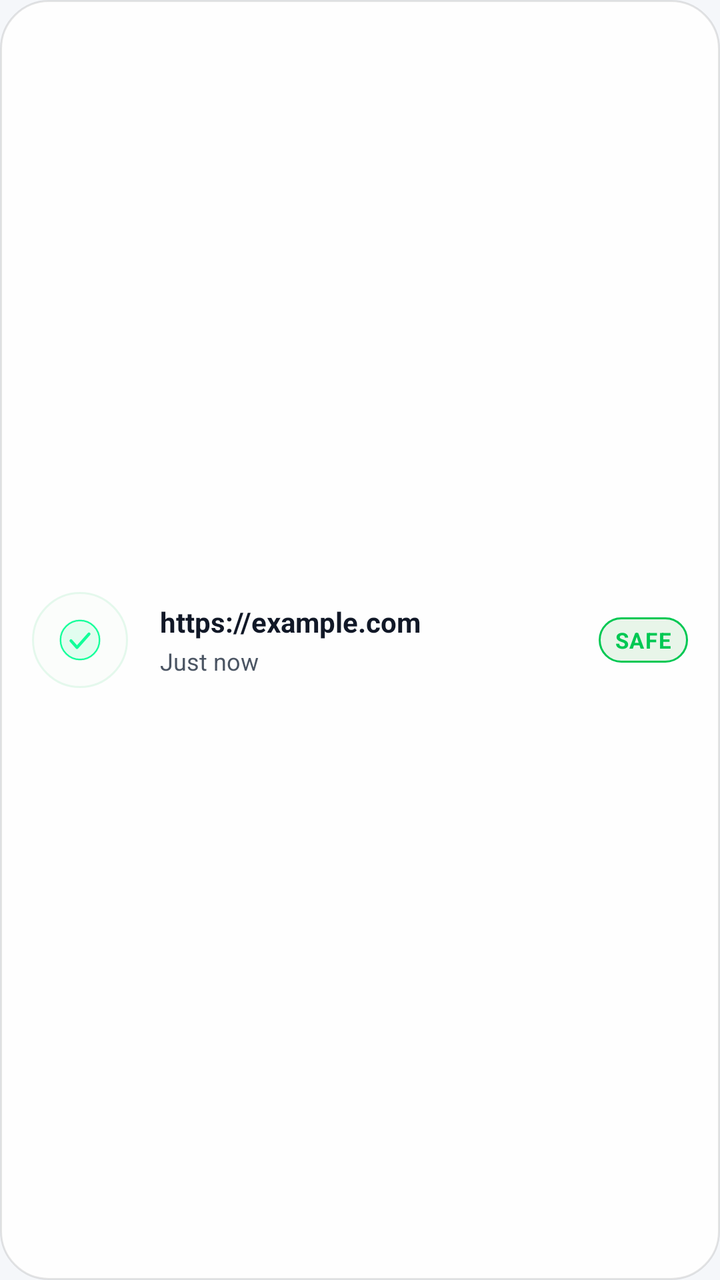
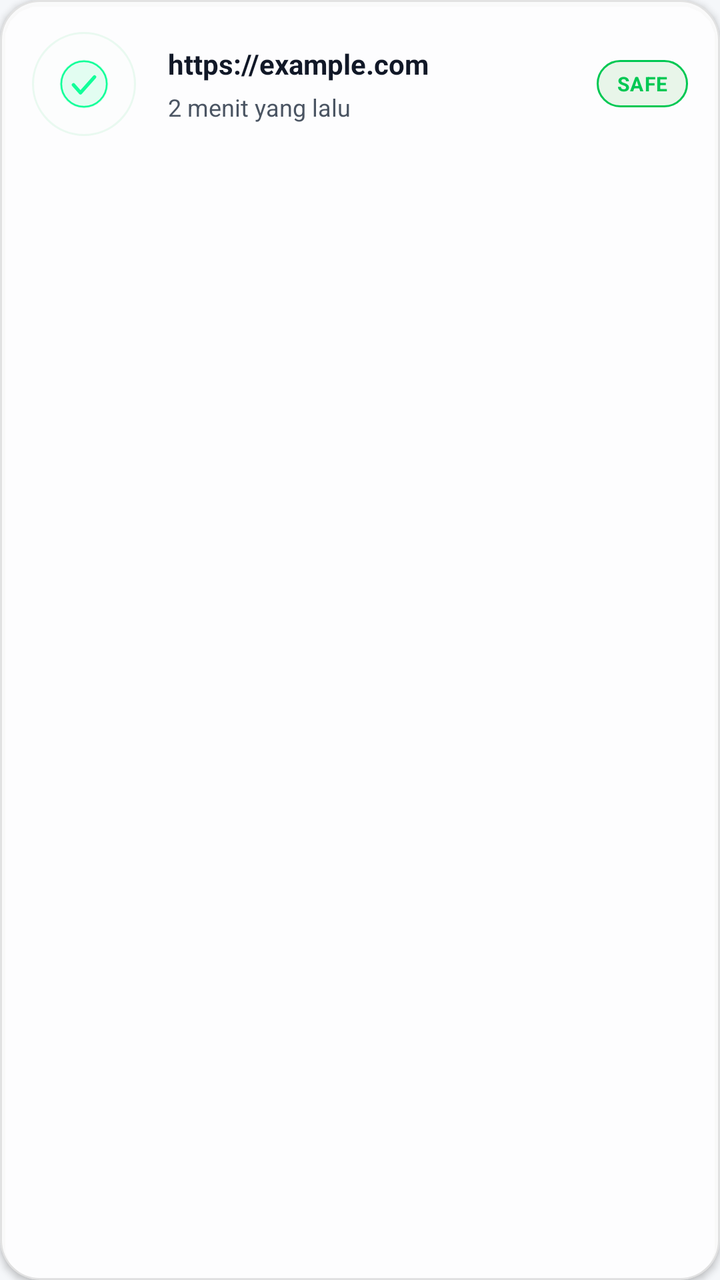

Screens rendered from an Android XML layout before and after an edit, with the pre-edit source and the edit as a unified diff.
<!-- AndroidManifest.xml: application theme Theme.SafeLink -->
<!-- res/layout/item_history.xml -->
<?xml version="1.0" encoding="utf-8"?>
<LinearLayout
    xmlns:android="http://schemas.android.com/apk/res/android"
    android:layout_width="match_parent"
    android:layout_height="wrap_content"
    android:orientation="horizontal"
    android:background="@drawable/bg_glass_card"
    android:layout_marginBottom="12dp"
    android:gravity="center_vertical"
    android:padding="16dp"
    android:clickable="true"
    android:focusable="true">

    <FrameLayout
        android:layout_width="48dp"
        android:layout_height="48dp"
        android:layout_marginEnd="16dp">
        <View
            android:id="@+id/view_status_dot"
            android:layout_width="match_parent"
            android:layout_height="match_parent"
            android:alpha="0.1"
            android:background="@drawable/bg_badge_safe" />
        <ImageView
            android:id="@+id/iv_favicon"
            android:layout_width="24dp"
            android:layout_height="24dp"
            android:src="@drawable/ic_status_safe"
            android:layout_gravity="center" />
    </FrameLayout>

    <LinearLayout
        android:layout_width="0dp"
        android:layout_height="wrap_content"
        android:layout_weight="1"
        android:orientation="vertical">

        <TextView
            android:id="@+id/tv_url"
            android:layout_width="match_parent"
            android:layout_height="wrap_content"
            android:text="https://example.com"
            android:textColor="@color/ink"
            android:textSize="14sp"
            android:textStyle="bold"
            android:maxLines="1"
            android:ellipsize="middle" />

        <TextView
            android:id="@+id/tv_time"
            android:layout_width="wrap_content"
            android:layout_height="wrap_content"
            android:text="Just now"
            android:textColor="@color/charcoal"
            android:textSize="12sp"
            android:layout_marginTop="2dp" />
    </LinearLayout>

    <TextView
        android:id="@+id/tv_status"
        android:layout_width="wrap_content"
        android:layout_height="wrap_content"
        android:text="SAFE"
        android:textColor="@color/accent_green"
        android:textSize="11sp"
        android:textStyle="bold"
        android:letterSpacing="0.05"
        android:background="@drawable/bg_badge_safe"
        android:paddingStart="8dp"
        android:paddingEnd="8dp"
        android:paddingTop="4dp"
        android:paddingBottom="4dp"
        android:layout_marginStart="8dp" />

</LinearLayout>
<!-- resources referenced by this layout -->
<resources>
  <color name="accent_green">#00C853</color>
  <color name="charcoal">#4B5563</color>
  <color name="ink">#111827</color>
  <!-- drawable bg_badge_safe (drawable) -->
  <?xml version="1.0" encoding="utf-8"?>
  <shape xmlns:android="http://schemas.android.com/apk/res/android"
      android:shape="rectangle">
      <solid android:color="@color/status_safe_bg" />
      <corners android:radius="@dimen/radius_full" />
      <stroke android:width="1dp" android:color="@color/accent_green" />
  </shape>
  <!-- drawable bg_glass_card (drawable) -->
  <?xml version="1.0" encoding="utf-8"?>
  <shape xmlns:android="http://schemas.android.com/apk/res/android"
      android:shape="rectangle">
      <solid android:color="@color/surface_card" />
      <corners android:radius="24dp" />
      <stroke
          android:width="1dp"
          android:color="@color/hairline" />
  </shape>
  <!-- drawable ic_status_safe (drawable) -->
  <vector xmlns:android="http://schemas.android.com/apk/res/android"
      android:width="64dp"
      android:height="64dp"
      android:viewportWidth="64"
      android:viewportHeight="64">
  
      
      <path
          android:fillColor="#1A00FF87"
          android:pathData="M32,4 A28,28 0 1,0 32,60 A28,28 0 1,0 32,4 Z" />
  
      
      <path
          android:fillColor="#00000000"
          android:strokeColor="#11ff99"
          android:strokeWidth="2"
          android:pathData="M32,6 A26,26 0 1,0 32,58 A26,26 0 1,0 32,6 Z" />
  
      
      <path
          android:strokeColor="#11ff99"
          android:strokeWidth="4"
          android:strokeLineCap="round"
          android:strokeLineJoin="round"
          android:fillColor="#00000000"
          android:pathData="M20,33 L28,42 L44,24" />
  
  </vector>
  <style name="Theme.SafeLink" parent="Base.Theme.SafeLink" />
  <color name="status_safe_bg">#E8F5E9</color>
  <dimen name="radius_full">9999dp</dimen>
  <color name="surface_card">#E6FFFFFF</color>
  <color name="hairline">#1A000000</color>
  <style name="Base.Theme.SafeLink" parent="Theme.Material3.DayNight.NoActionBar">
          <item name="colorPrimary">@color/primary</item>
          <item name="colorOnPrimary">@color/primary_on</item>
          <item name="colorSecondary">@color/accent_green</item>
          <item name="colorSurface">@color/surface_card</item>
          <item name="colorOnSurface">@color/ink</item>
          <item name="android:statusBarColor">@color/canvas</item>
          <item name="android:navigationBarColor">@color/canvas</item>
          <item name="android:windowBackground">@color/canvas</item>
          <item name="android:fontFamily">sans-serif</item>
      </style>
  <color name="primary">#FF6D00</color>
  <color name="primary_on">#FFFFFF</color>
  <color name="canvas">#F5F7FA</color>
</resources>

<!-- the commit's change to res/layout/item_history.xml (unified diff, before → after) -->
@@ -1,75 +1,89 @@
 <?xml version="1.0" encoding="utf-8"?>
-<LinearLayout
+<com.google.android.material.card.MaterialCardView
     xmlns:android="http://schemas.android.com/apk/res/android"
+    xmlns:app="http://schemas.android.com/apk/res-auto"
     android:layout_width="match_parent"
     android:layout_height="wrap_content"
-    android:orientation="horizontal"
-    android:background="@drawable/bg_glass_card"
     android:layout_marginBottom="12dp"
-    android:gravity="center_vertical"
-    android:padding="16dp"
+    app:cardCornerRadius="20dp"
+    app:cardElevation="2dp"
+    app:strokeWidth="1dp"
+    app:strokeColor="@color/hairline"
+    app:cardBackgroundColor="@color/surface_card"
     android:clickable="true"
-    android:focusable="true">
-
-    <FrameLayout
-        android:layout_width="48dp"
-        android:layout_height="48dp"
-        android:layout_marginEnd="16dp">
-        <View
-            android:id="@+id/view_status_dot"
-            android:layout_width="match_parent"
-            android:layout_height="match_parent"
-            android:alpha="0.1"
-            android:background="@drawable/bg_badge_safe" />
-        <ImageView
-            android:id="@+id/iv_favicon"
-            android:layout_width="24dp"
-            android:layout_height="24dp"
-            android:src="@drawable/ic_status_safe"
-            android:layout_gravity="center" />
-    </FrameLayout>
+    android:focusable="true"
+    android:foreground="?attr/selectableItemBackground">
 
     <LinearLayout
-        android:layout_width="0dp"
+        android:layout_width="match_parent"
         android:layout_height="wrap_content"
-        android:layout_weight="1"
-        android:orientation="vertical">
+        android:orientation="horizontal"
+        android:gravity="center_vertical"
+        android:padding="16dp">
+
+        <FrameLayout
+            android:layout_width="52dp"
+            android:layout_height="52dp"
+            android:layout_marginEnd="16dp">
+
+            <View
+                android:id="@+id/view_status_dot"
+                android:layout_width="match_parent"
+                android:layout_height="match_parent"
+                android:alpha="0.08"
+                android:background="@drawable/bg_badge_safe" />
+
+            <ImageView
+                android:id="@+id/iv_favicon"
+                android:layout_width="28dp"
+                android:layout_height="28dp"
+                android:src="@drawable/ic_status_safe"
+                android:layout_gravity="center" />
+        </FrameLayout>
+
+        <LinearLayout
+            android:layout_width="0dp"
+            android:layout_height="wrap_content"
+            android:layout_weight="1"
+            android:orientation="vertical">
+
+            <TextView
+                android:id="@+id/tv_url"
+                android:layout_width="match_parent"
+                android:layout_height="wrap_content"
+                android:text="https://example.com"
+                android:textColor="@color/ink"
+                android:textSize="14sp"
+                android:textStyle="bold"
+                android:maxLines="1"
+                android:ellipsize="middle" />
+
+            <TextView
+                android:id="@+id/tv_time"
+                android:layout_width="wrap_content"
+                android:layout_height="wrap_content"
+                android:text="2 menit yang lalu"
+                android:textColor="@color/charcoal"
+                android:textSize="12sp"
+                android:layout_marginTop="4dp" />
+        </LinearLayout>
 
         <TextView
-            android:id="@+id/tv_url"
-            android:layout_width="match_parent"
-            android:layout_height="wrap_content"
-            android:text="https://example.com"
-            android:textColor="@color/ink"
-            android:textSize="14sp"
-            android:textStyle="bold"
-            android:maxLines="1"
-            android:ellipsize="middle" />
-
-        <TextView
-            android:id="@+id/tv_time"
+            android:id="@+id/tv_status"
             android:layout_width="wrap_content"
             android:layout_height="wrap_content"
-            android:text="Just now"
-            android:textColor="@color/charcoal"
-            android:textSize="12sp"
-            android:layout_marginTop="2dp" />
+            android:text="SAFE"
+            android:textColor="@color/accent_green"
+            android:textSize="10sp"
+            android:textStyle="bold"
+            android:letterSpacing="0.05"
+            android:background="@drawable/bg_badge_safe"
+            android:paddingStart="10dp"
+            android:paddingEnd="10dp"
+            android:paddingTop="5dp"
+            android:paddingBottom="5dp"
+            android:layout_marginStart="12dp"
+            android:textAllCaps="true" />
+
     </LinearLayout>
-
-    <TextView
-        android:id="@+id/tv_status"
-        android:layout_width="wrap_content"
-        android:layout_height="wrap_content"
-        android:text="SAFE"
-        android:textColor="@color/accent_green"
-        android:textSize="11sp"
-        android:textStyle="bold"
-        android:letterSpacing="0.05"
-        android:background="@drawable/bg_badge_safe"
-        android:paddingStart="8dp"
-        android:paddingEnd="8dp"
-        android:paddingTop="4dp"
-        android:paddingBottom="4dp"
-        android:layout_marginStart="8dp" />
-
-</LinearLayout>
+</com.google.android.material.card.MaterialCardView>
<!-- resource entries referenced after the edit -->
@@ -2,7 +2,9 @@
 <resources>
   <color name="accent_green">#00C853</color>
   <color name="charcoal">#4B5563</color>
+  <color name="hairline">#1A000000</color>
   <color name="ink">#111827</color>
+  <color name="surface_card">#E6FFFFFF</color>
   <!-- drawable bg_badge_safe (drawable) -->
   <?xml version="1.0" encoding="utf-8"?>
   <shape xmlns:android="http://schemas.android.com/apk/res/android"
@@ -10,16 +12,6 @@
       <solid android:color="@color/status_safe_bg" />
       <corners android:radius="@dimen/radius_full" />
       <stroke android:width="1dp" android:color="@color/accent_green" />
-  </shape>
-  <!-- drawable bg_glass_card (drawable) -->
-  <?xml version="1.0" encoding="utf-8"?>
-  <shape xmlns:android="http://schemas.android.com/apk/res/android"
-      android:shape="rectangle">
-      <solid android:color="@color/surface_card" />
-      <corners android:radius="24dp" />
-      <stroke
-          android:width="1dp"
-          android:color="@color/hairline" />
   </shape>
   <!-- drawable ic_status_safe (drawable) -->
   <vector xmlns:android="http://schemas.android.com/apk/res/android"
@@ -53,8 +45,6 @@
   <style name="Theme.SafeLink" parent="Base.Theme.SafeLink" />
   <color name="status_safe_bg">#E8F5E9</color>
   <dimen name="radius_full">9999dp</dimen>
-  <color name="surface_card">#E6FFFFFF</color>
-  <color name="hairline">#1A000000</color>
   <style name="Base.Theme.SafeLink" parent="Theme.Material3.DayNight.NoActionBar">
           <item name="colorPrimary">@color/primary</item>
           <item name="colorOnPrimary">@color/primary_on</item>
